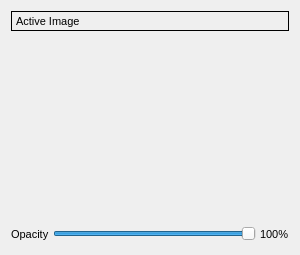
Above: ucair3d/ui/displaySettings.ui from fuslab-uofu/UCAIR3D before the change. Below: the same form after it.
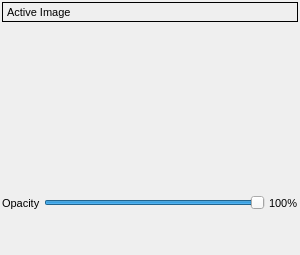
That is the form after the change.

Commit message: Move show/hide dispay button out of tools, move tools into display settings frame; some file structure cleanup; update to v1.0.3

Patch:
```diff
--- a/ucair3d/ui/displaySettings.ui
+++ b/ucair3d/ui/displaySettings.ui
@@ -34,7 +34,22 @@
   <property name="styleSheet">
    <string notr="true"/>
   </property>
-  <layout class="QVBoxLayout" name="verticalLayout" stretch="0,1,2,0">
+  <layout class="QVBoxLayout" name="verticalLayout" stretch="0,1,2,0,0">
+   <property name="spacing">
+    <number>2</number>
+   </property>
+   <property name="leftMargin">
+    <number>2</number>
+   </property>
+   <property name="topMargin">
+    <number>2</number>
+   </property>
+   <property name="rightMargin">
+    <number>2</number>
+   </property>
+   <property name="bottomMargin">
+    <number>2</number>
+   </property>
    <item>
     <widget class="QLabel" name="curr_image_text">
      <property name="sizePolicy">
@@ -270,6 +285,19 @@
      </layout>
     </widget>
    </item>
+   <item>
+    <spacer name="verticalSpacer">
+     <property name="orientation">
+      <enum>Qt::Vertical</enum>
+     </property>
+     <property name="sizeHint" stdset="0">
+      <size>
+       <width>20</width>
+       <height>40</height>
+      </size>
+     </property>
+    </spacer>
+   </item>
   </layout>
  </widget>
  <resources/>
```
The commit also changes 10 other files.
